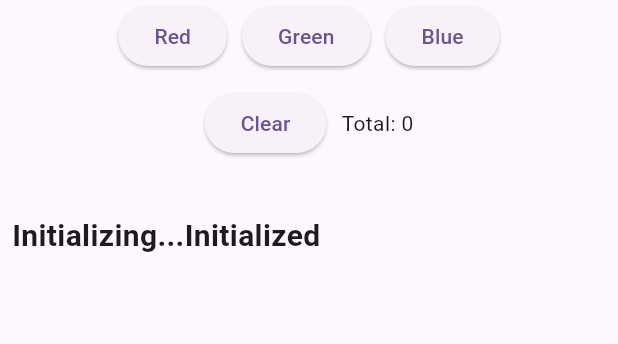
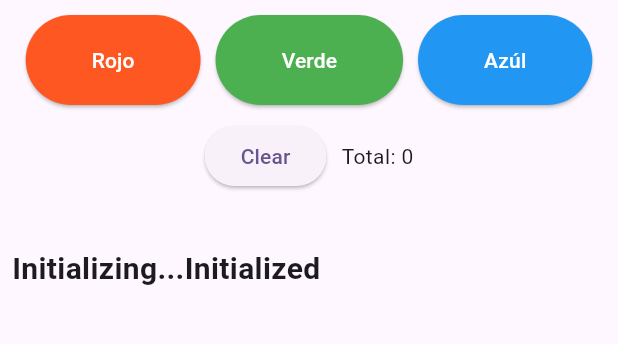
Before and after one commit to Hackfun-Rosario/UDParty, a Flutter app: the screen it shows after launch, on a phone screen of 412 x 824 dp, the part 84-428 px from its top. Run offline on Flutter 3.47's test engine with Material 3 defaults, Android fonts, the phone set to English and light mode, and no system bars; missing offline and left inert: network_info_plus, udp.

Commit message:
Versión funcional alpha

```diff
--- a/lib/main.dart
+++ b/lib/main.dart
@@ -91,31 +91,44 @@ class _MyHomePageState extends State<MyHomePage> {
       body: Column(
         crossAxisAlignment: CrossAxisAlignment.start,
         children: [
+          SizedBox(height: 10),
           Row(
             mainAxisAlignment: MainAxisAlignment.center,
             children: [
               status
                   ? ElevatedButton(
+                  style: ButtonStyle(backgroundColor: MaterialStateProperty.all<Color>(Colors.deepOrange)),
                       onPressed: () async {
                         await _sendMulticast('r');
                       },
-                      child: const Text('Red'))
+                      child: Padding(
+                        padding: const EdgeInsets.all(20.0),
+                        child: const Text('Rojo', style: TextStyle(color: Colors.white),),
+                      ))
                   : SizedBox.shrink(),
               const SizedBox(width: 10),
               status
                   ? ElevatedButton(
+                  style: ButtonStyle(backgroundColor: MaterialStateProperty.all<Color>(Colors.green)),
                       onPressed: () async {
                         await _sendMulticast('g');
                       },
-                      child: const Text('Green'))
+                  child: Padding(
+                    padding: const EdgeInsets.all(20.0),
+                    child: const Text('Verde', style: TextStyle(color: Colors.white),),
+                  ))
                   : SizedBox.shrink(),
               const SizedBox(width: 10),
               status
                   ? ElevatedButton(
+                  style: ButtonStyle(backgroundColor: MaterialStateProperty.all<Color>(Colors.blue)),
                       onPressed: () async {
                         await _sendMulticast('b');
                       },
-                      child: const Text('Blue'))
+                  child: Padding(
+                    padding: const EdgeInsets.all(20.0),
+                    child: const Text('Azúl', style: TextStyle(color: Colors.white),),
+                  ))
                   : SizedBox.shrink(),
             ],
           ),
```
Also changed, not shown: 4 other files.
